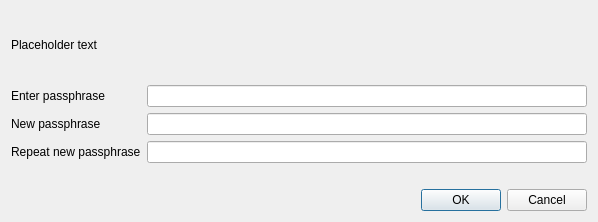
First picture: the form in src/qt/forms/askpassphrasedialog.ui, repository LIMXTEC/BitCore, before the edit.
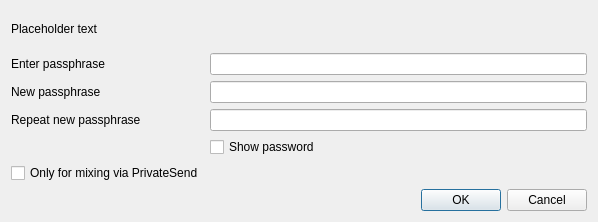
Second picture: the form after the edit.

Patch:
```diff
--- a/src/qt/forms/askpassphrasedialog.ui
+++ b/src/qt/forms/askpassphrasedialog.ui
@@ -93,6 +93,13 @@
       </widget>
      </item>
      <item row="3" column="1">
+      <widget class="QCheckBox" name="toggleShowPasswordButton">
+       <property name="text">
+        <string>Show password</string>
+       </property>
+      </widget>
+     </item>
+     <item row="4" column="1">
       <widget class="QLabel" name="capsLabel">
        <property name="font">
         <font>
@@ -108,6 +115,24 @@
        </property>
       </widget>
      </item>
+     <!-- Dash -->
+     <item row="4" column="0">
+      <widget class="QCheckBox" name="mixingOnlyCheckBox">
+       <property name="enabled">
+        <bool>true</bool>
+       </property>
+       <property name="toolTip">
+        <string>Serves to disable the trivial sendmoney when OS account compromised. Provides no real security.</string>
+       </property>
+       <property name="text">
+        <string>Only for mixing via PrivateSend</string>
+       </property>
+       <property name="visible">
+        <bool>false</bool>
+       </property>
+      </widget>
+     </item>
+     <!--      -->
     </layout>
    </item>
    <item>
```
